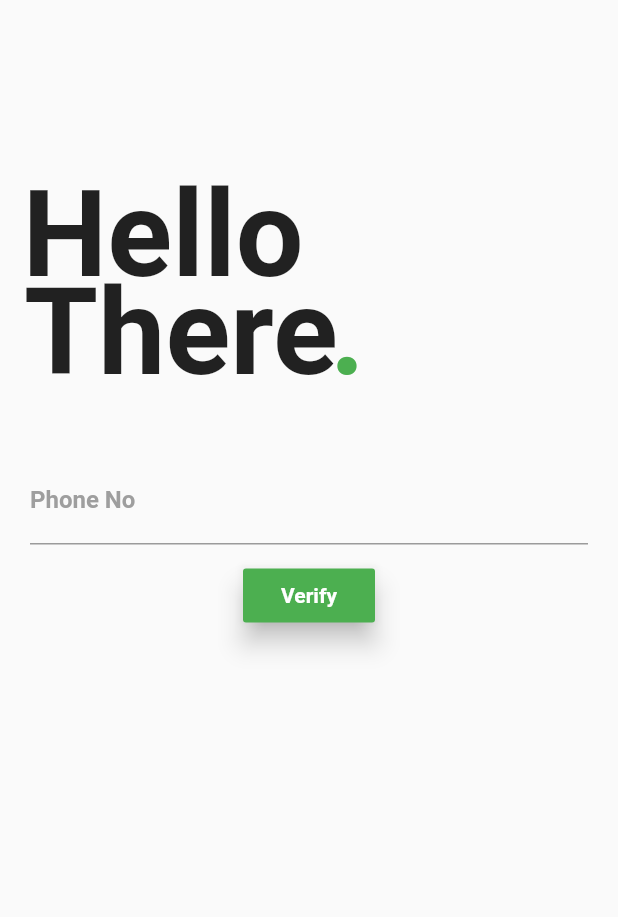
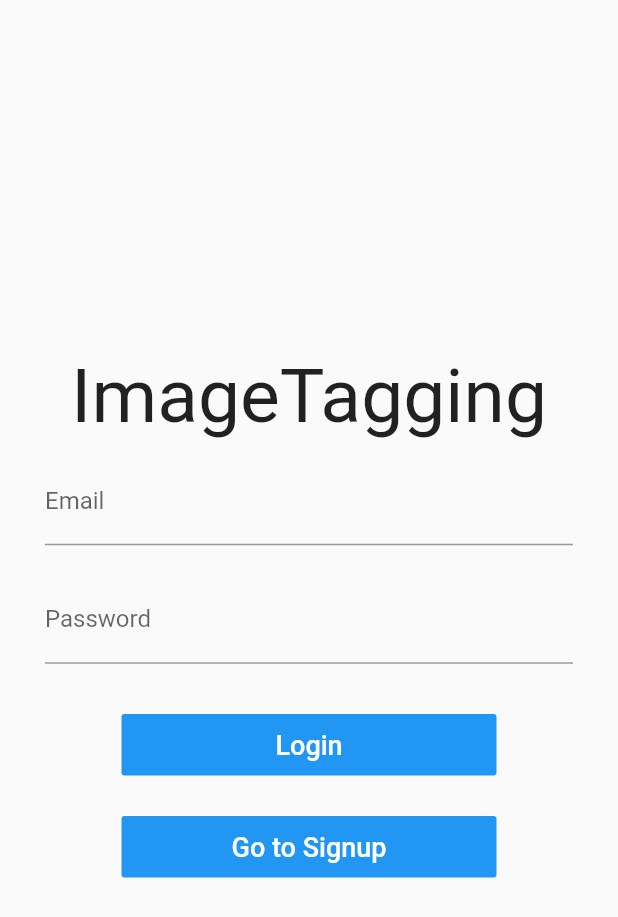
Before and after one commit to iamhitshmk/ImageTagger, a Flutter app: the screen it shows after launch, on a phone screen of 412 x 824 dp. Shown: the top 917 px of the screen. Run offline on Flutter 3.47's test engine with Material 2 defaults, Android fonts, the phone set to English and light mode, and no system bars; our stand-ins replace bottom_navy_bar, cloud_firestore, firebase_auth; missing offline and left inert: multi_image_picker; accounts and stored records are empty; Roboto replaces fonts that are missing (Billabong, Montserrat).

Commit message:
https://github.com/iamhitshmk/ImageTagger

```diff
--- a/lib/main.dart
+++ b/lib/main.dart
@@ -1,3 +1,4 @@
+import 'package:ImageTagging/screens/signup_screen.dart';
 import 'package:firebase_auth/firebase_auth.dart';
 import 'package:flutter/material.dart';
 import 'package:ImageTagging/models/user_modal.dart';
@@ -25,7 +26,7 @@ class _MyAppState extends State<MyApp> {
             userId: snapshot.data.uid,
           );
         } else {
-          return LoginPage();
+          return LoginScreen();
         }
       },
     );
@@ -36,7 +37,8 @@ class _MyAppState extends State<MyApp> {
     return MaterialApp(
       home: _getScreenId(),
       routes: {
-        LoginPage.id: (context) => LoginPage(),
+        LoginScreen.id: (context) => LoginScreen(),
+        SignupScreen.id: (context) => SignupScreen(),
         LandingScreen.id: (context) => LandingScreen(),
         HomeScreen.id: (context) => HomeScreen(),
         Home1.id: (context) => Home1(),
--- /dev/null
+++ b/lib/models/user_data.dart
@@ -0,0 +1,5 @@
+import 'package:flutter/foundation.dart';
+
+class UserData extends ChangeNotifier {
+  String currentUserId;
+}
--- a/lib/screens/LoginScreen.dart
+++ b/lib/screens/LoginScreen.dart
@@ -1,163 +1,115 @@
-import 'package:cloud_firestore/cloud_firestore.dart';
+import 'package:ImageTagging/screens/splashscreen.dart';
 import 'package:flutter/material.dart';
-import 'package:firebase_auth/firebase_auth.dart';
-import 'dart:async';
-import 'package:ImageTagging/screens/splashscreen.dart';
+import 'package:ImageTagging/services/auth_service.dart';
 
-class LoginPage extends StatefulWidget {
-  static final String id = "login_page";
+class LoginScreen extends StatefulWidget {
+  static final String id = 'login_screen';
+
   @override
-  _LoginPageState createState() => _LoginPageState();
+  _LoginScreenState createState() => _LoginScreenState();
 }
 
-class _LoginPageState extends State<LoginPage> {
-  String phoneNo, smssent, verificationId;
+class _LoginScreenState extends State<LoginScreen> {
+  final _formKey = GlobalKey<FormState>();
+  String _email, _password;
 
-  Future<void> verifyPhone() async {
-    final PhoneCodeAutoRetrievalTimeout autoRetrieve = (String verId) {
-      this.verificationId = verId;
-    };
-    final PhoneCodeSent smsCodeSent = (String verId, [int forceCodeResend]) {
-      this.verificationId = verId;
-      smsCodeDialoge(context).then((value) {
-        print("Code Sent");
-      });
-    };
-    final PhoneVerificationCompleted verifiedSuccess = (AuthCredential auth) {};
-    final PhoneVerificationFailed verifyFailed = (AuthException e) {
-      print('${e.message}');
-    };
-    await FirebaseAuth.instance.verifyPhoneNumber(
-      phoneNumber: phoneNo,
-      timeout: const Duration(seconds: 5),
-      verificationCompleted: verifiedSuccess,
-      verificationFailed: verifyFailed,
-      codeSent: smsCodeSent,
-      codeAutoRetrievalTimeout: autoRetrieve,
-    );
+  _submit() {
+    if (_formKey.currentState.validate()) {
+      _formKey.currentState.save();
+      // Logging in the user w/ Firebase
+      AuthService.login(_email, _password);
     }
-
-  Future<bool> smsCodeDialoge(BuildContext context) {
-    return showDialog(
-      context: context,
-      barrierDismissible: false,
-      builder: (BuildContext context) {
-        return new AlertDialog(
-          title: Text('Provide OTP'),
-          content: TextField(
-            onChanged: (value) {
-              this.smssent = value;
-            },
-          ),
-          contentPadding: EdgeInsets.all(10.0),
-          actions: <Widget>[
-            new FlatButton(
-                onPressed: () {
-                  FirebaseAuth.instance.currentUser().then((user) {
-                    if (user != null) {
-                      print("uid" + user.uid);
-                      Firestore.instance
-                          .collection('/users')
-                          .document(user.uid)
-                          .setData({'contact': phoneNo, 'id': user.uid});
-                      Navigator.of(context).pop();
-                      Navigator.pushNamed(context, LandingScreen.id);
-                    } else {
-                      Navigator.of(context).pop();
-                      signIn(smssent);
-                    }
-                  });
-                },
-                child: Text(
-                  'Done',
-                  style: TextStyle(color: Colors.blue),
-                ))
-          ],
-        );
-      },
-    );
-  }
-
-  Future<void> signIn(String smsCode) async {
-    final AuthCredential credential = PhoneAuthProvider.getCredential(
-      verificationId: verificationId,
-      smsCode: smsCode,
-    );
-    await FirebaseAuth.instance.signInWithCredential(credential).then((user) {
-      Navigator.of(context).pushReplacementNamed('/loginpage');
-    }).catchError((e) {
-      print(e);
-    });
   }
 
   @override
   Widget build(BuildContext context) {
     return Scaffold(
-      resizeToAvoidBottomPadding: false,
-      body: Column(
-        crossAxisAlignment: CrossAxisAlignment.start,
+      body: SingleChildScrollView(
+        child: Container(
+          height: MediaQuery.of(context).size.height,
+          child: Column(
+            mainAxisAlignment: MainAxisAlignment.center,
+            crossAxisAlignment: CrossAxisAlignment.center,
             children: <Widget>[
-          Container(
-            child: Stack(
-              children: <Widget>[
-                Container(
-                  padding: EdgeInsets.fromLTRB(15.0, 110.0, 0.0, 0.0),
-                  child: Text('Hello',
+              Text(
+                'ImageTagging',
                 style: TextStyle(
-                          fontSize: 80.0, fontWeight: FontWeight.bold)),
-                ),
-                Container(
-                  padding: EdgeInsets.fromLTRB(16.0, 175.0, 0.0, 0.0),
-                  child: Text('There',
-                      style: TextStyle(
-                          fontSize: 80.0, fontWeight: FontWeight.bold)),
-                ),
-                Container(
-                  padding: EdgeInsets.fromLTRB(220.0, 175.0, 0.0, 0.0),
-                  child: Text('.',
-                      style: TextStyle(
-                          fontSize: 80.0,
-                          fontWeight: FontWeight.bold,
-                          color: Colors.green)),
-                )
-              ],
+                  fontFamily: 'Billabong',
+                  fontSize: 50.0,
                 ),
               ),
+              Form(
+                key: _formKey,
+                child: Column(
+                  mainAxisSize: MainAxisSize.min,
+                  children: <Widget>[
+                    Padding(
+                      padding: EdgeInsets.symmetric(
+                        horizontal: 30.0,
+                        vertical: 10.0,
+                      ),
+                      child: TextFormField(
+                        decoration: InputDecoration(labelText: 'Email'),
+                        validator: (input) => !input.contains('@')
+                            ? 'Please enter a valid email'
+                            : null,
+                        onSaved: (input) => _email = input,
+                      ),
+                    ),
+                    Padding(
+                      padding: EdgeInsets.symmetric(
+                        horizontal: 30.0,
+                        vertical: 10.0,
+                      ),
+                      child: TextFormField(
+                        decoration: InputDecoration(labelText: 'Password'),
+                        validator: (input) => input.length < 6
+                            ? 'Must be at least 6 characters'
+                            : null,
+                        onSaved: (input) => _password = input,
+                        obscureText: true,
+                      ),
+                    ),
+                    SizedBox(height: 20.0),
                     Container(
-            padding: EdgeInsets.only(top: 35.0, left: 20.0, right: 20.0),
-            child: Column(
-              children: <Widget>[
-                TextField(
-                  decoration: InputDecoration(
-                      labelText: 'Phone No',
-                      labelStyle: TextStyle(
-                          fontFamily: 'Montserrat',
-                          fontWeight: FontWeight.bold,
-                          color: Colors.grey),
-                      focusedBorder: UnderlineInputBorder(
-                          borderSide: BorderSide(color: Colors.green))),
-                  onChanged: (value) {
-                    this.phoneNo = value;
-                  },
-                ),
-                SizedBox(height: 10.0),
-                RaisedButton(
-                  onPressed: verifyPhone,
+                      width: 250.0,
+                      child: FlatButton(
+                        onPressed: _submit,
+                        color: Colors.blue,
+                        padding: EdgeInsets.all(10.0),
                         child: Text(
-                    'Verify',
+                          'Login',
                           style: TextStyle(
                             color: Colors.white,
-                        fontWeight: FontWeight.bold,
-                        fontFamily: 'Montserrat'),
+                            fontSize: 18.0,
                           ),
-                  elevation: 7.0,
-                  color: Colors.green,
-                )
+                        ),
+                      ),
+                    ),
+                    SizedBox(height: 20.0),
+                    Container(
+                      width: 250.0,
+                      child: FlatButton(
+                        onPressed: () =>
+                            Navigator.pushNamed(context, LoginScreen.id),
+                        color: Colors.blue,
+                        padding: EdgeInsets.all(10.0),
+                        child: Text(
+                          'Go to Signup',
+                          style: TextStyle(
+                            color: Colors.white,
+                            fontSize: 18.0,
+                          ),
+                        ),
+                      ),
+                    ),
                   ],
                 ),
               ),
             ],
           ),
+        ),
+      ),
     );
   }
 }
--- a/lib/services/auth_service.dart
+++ b/lib/services/auth_service.dart
@@ -1,9 +1,44 @@
+import 'package:ImageTagging/screens/splashscreen.dart';
 import 'package:cloud_firestore/cloud_firestore.dart';
 import 'package:firebase_auth/firebase_auth.dart';
+import 'package:flutter/material.dart';
+import 'package:ImageTagging/models/user_data.dart';
+import 'package:provider/provider.dart';
 
 class AuthService {
   static final _auth = FirebaseAuth.instance;
   static final _firestore = Firestore.instance;
 
+  static void signUpUser(
+      BuildContext context, String name, String email, String password) async {
+    try {
+      AuthResult authResult = await _auth.createUserWithEmailAndPassword(
+        email: email,
+        password: password,
+      );
+      FirebaseUser signedInUser = authResult.user;
+      if (signedInUser != null) {
+        _firestore.collection('/users').document(signedInUser.uid).setData({
+          'name': name,
+          'email': email,
+        });
+        Provider.of<UserData>(context).currentUserId = signedInUser.uid;
+        Navigator.pushReplacementNamed(context, LandingScreen.id);
+      }
+    } catch (e) {
+      print(e);
+    }
+  }
 
+  static void logout() {
+    _auth.signOut();
+  }
+
+  static void login(String email, String password) async {
+    try {
+      await _auth.signInWithEmailAndPassword(email: email, password: password);
+    } catch (e) {
+      print(e);
+    }
+  }
 }
```
Also changed, not shown: lib/screens/signup_screen.dart (added, +128 -0 lines), 5 other files. Lines whose indentation alone changed are shown as unchanged.
